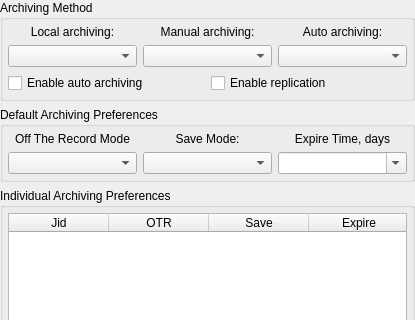
First picture: the form in src/plugins/messagearchiver/archiveoptions.ui, repository vacuum-im/vacuum-im, before the edit; both pictures show x 0 to 415 and y 0 to 320 of the 415 by 485 pixel window.
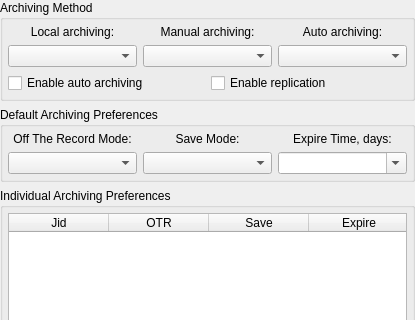
Second picture: the form after the edit.

Diff of the .ui file:
```diff
--- a/src/plugins/messagearchiver/archiveoptions.ui
+++ b/src/plugins/messagearchiver/archiveoptions.ui
@@ -122,7 +122,7 @@
       <item row="0" column="0" >
        <widget class="QLabel" name="lblModeOTR" >
         <property name="text" >
-         <string>Off The Record Mode</string>
+         <string>Off The Record Mode:</string>
         </property>
         <property name="alignment" >
          <set>Qt::AlignCenter</set>
@@ -142,7 +142,7 @@
       <item row="0" column="2" >
        <widget class="QLabel" name="lblExpireTime" >
         <property name="text" >
-         <string>Expire Time, days</string>
+         <string>Expire Time, days:</string>
         </property>
         <property name="alignment" >
          <set>Qt::AlignCenter</set>
```
Left out of the diff: 3 changed lines with no effect on the pictures.
